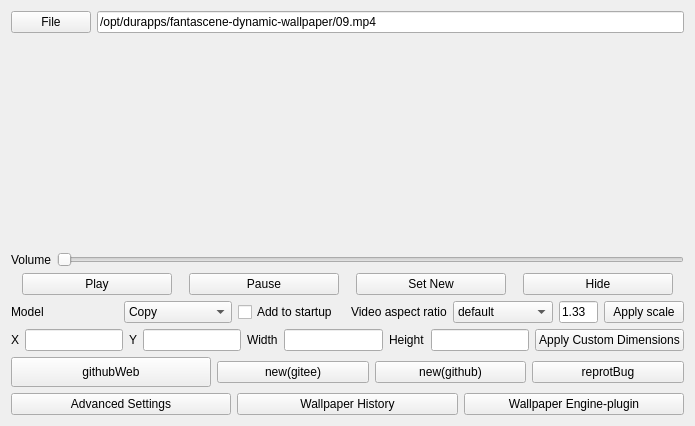
dependon/fantascene-dynamic-wallpaper, file fantascene-dynamic-wallpaper/settingwindow.ui: the form before one commit.
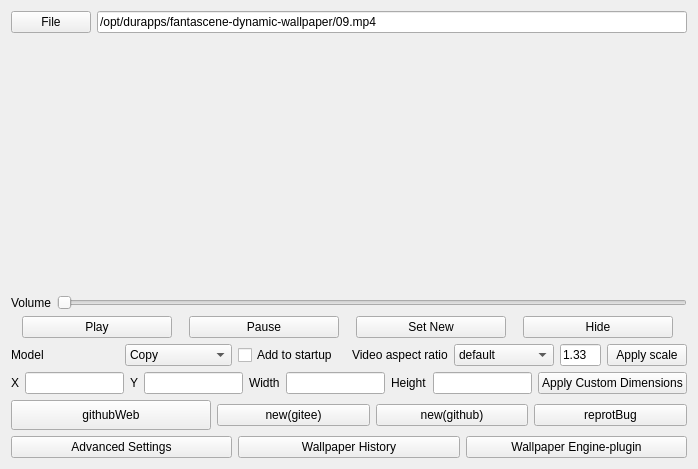
The form after the commit.

```diff
--- a/fantascene-dynamic-wallpaper/settingwindow.ui
+++ b/fantascene-dynamic-wallpaper/settingwindow.ui
@@ -6,8 +6,8 @@
    <rect>
     <x>0</x>
     <y>0</y>
-    <width>695</width>
-    <height>426</height>
+    <width>698</width>
+    <height>469</height>
    </rect>
   </property>
   <property name="windowTitle">
```
Left out of the diff: 208 changed lines with no effect on the pictures.
